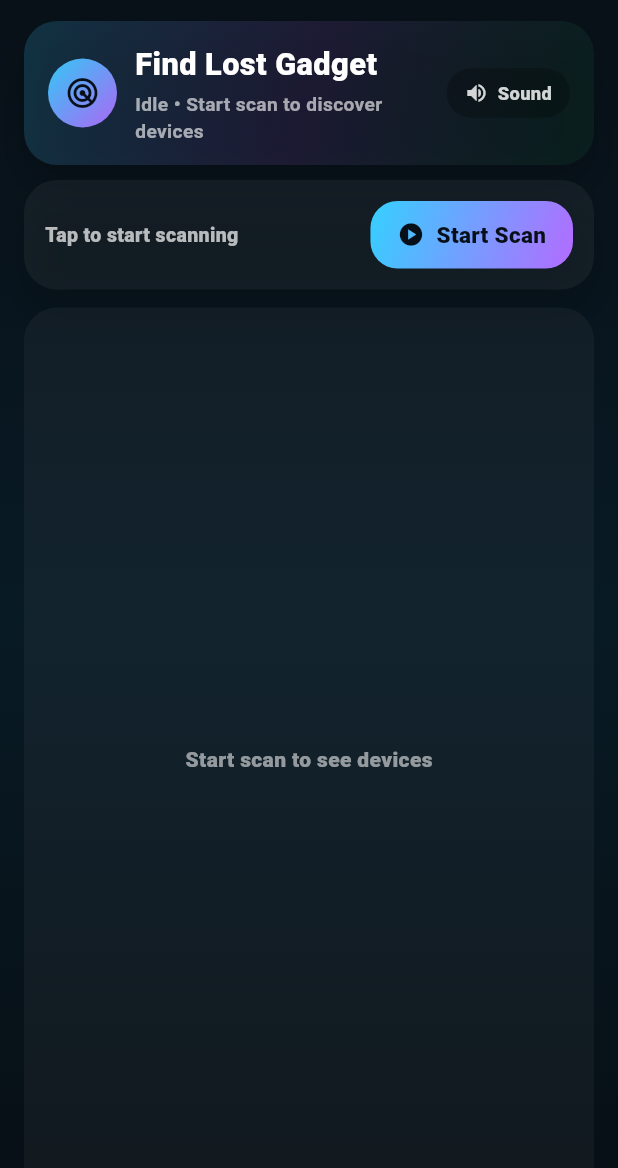
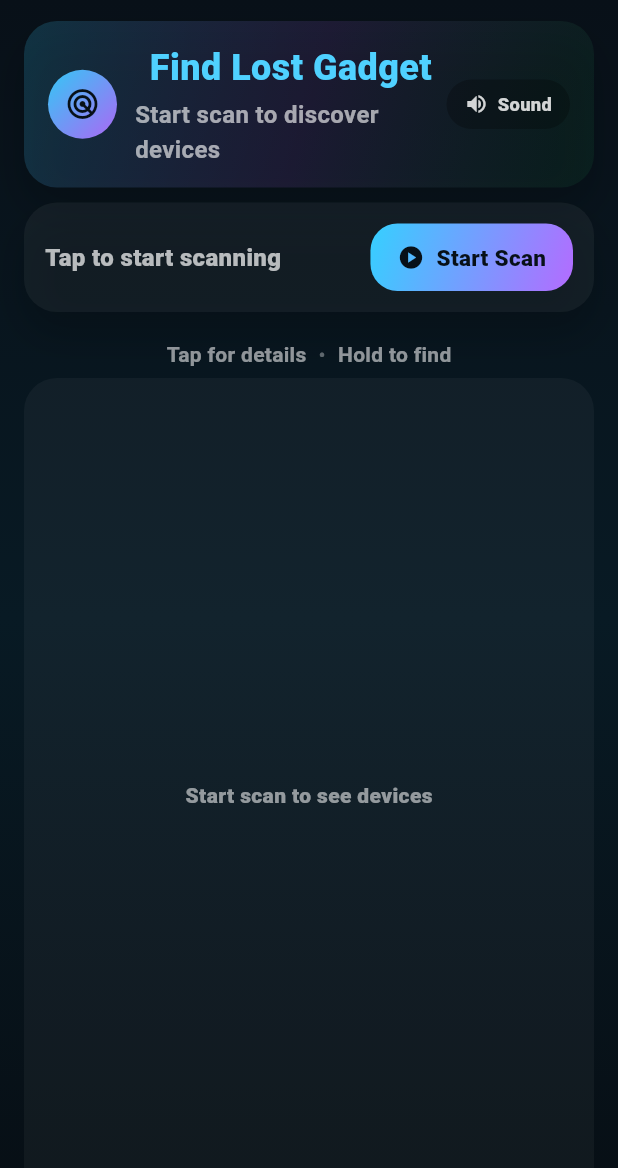
Before and after one commit to akinik456/BluetoothFinder, a Flutter app: the screen it shows after launch, on a phone screen of 412 x 824 dp. Shown: the top 1168 px of the screen. Run offline on Flutter 3.47's test engine with Material 3 defaults, Android fonts, the phone set to English and light mode, and no system bars; our stand-ins replace audioplayers, flutter_blue_plus, permission_handler, shared_preferences.

Commit message:
chore(dev): update DEV_CONTEXT and stabilize device card layout

```diff
--- a/lib/main.dart
+++ b/lib/main.dart
@@ -561,7 +561,44 @@ void didChangeAppLifecycleState(AppLifecycleState state) {
                     onToggle: _toggleScan,
                   ),
                 ),
-
+				const SizedBox(height: 6),
+
+Padding(
+  padding: const EdgeInsets.symmetric(horizontal: 16),
+  child: Row(
+    mainAxisAlignment: MainAxisAlignment.center,
+    children: [
+      Text(
+        "Tap for details",
+        style: TextStyle(
+          fontSize: 14,
+          fontWeight: FontWeight.w600,
+          color: Colors.white.withValues(alpha: 0.55),
+          letterSpacing: 0.2,
+        ),
+      ),
+      const SizedBox(width: 8),
+      Text(
+        "•",
+        style: TextStyle(
+          color: Colors.white.withValues(alpha: 0.35),
+        ),
+      ),
+      const SizedBox(width: 8),
+      Text(
+        "Hold to find",
+        style: TextStyle(
+          fontSize: 14,
+          fontWeight: FontWeight.w600,
+          color: Colors.white.withValues(alpha: 0.55),
+          letterSpacing: 0.2,
+        ),
+      ),
+    ],
+  ),
+),
+
+const SizedBox(height: 6),
                 // Device list
                 Expanded(
                   child: Padding(
@@ -1166,7 +1203,7 @@ class _HeaderPlayful extends StatelessWidget {
   Widget build(BuildContext context) {
     final subtitle = isScanning
         ? "Scanning • $deviceCount device${deviceCount == 1 ? "" : "s"}"
-        : "Idle • Start scan to discover devices";
+        : "Start scan to discover devices";
 
     return Container(
       padding: const EdgeInsets.fromLTRB(16, 14, 16, 14),
@@ -1206,13 +1243,14 @@ class _HeaderPlayful extends StatelessWidget {
           const SizedBox(width: 12),
           Expanded(
             child: Column(
-              crossAxisAlignment: CrossAxisAlignment.start,
+              crossAxisAlignment: CrossAxisAlignment.center,
               children: [
+
                 const Text(
                   "Find Lost Gadget",
                   style: TextStyle(
-                    color: Colors.white,
-                    fontSize: 20.5,
+                    color: const Color(0xFF4FD1FF),
+                    fontSize: 24,
                     fontWeight: FontWeight.w900,
                     letterSpacing: 0.3,
                   ),
@@ -1222,10 +1260,11 @@ class _HeaderPlayful extends StatelessWidget {
                   subtitle,
                   style: TextStyle(
                     color: Colors.white.withValues(alpha: 0.62),
-                    fontSize: 12.8,
+                    fontSize: 16,
                     fontWeight: FontWeight.w700,
                   ),
                 ),
+
               ],
             ),
           ),
@@ -1306,7 +1345,7 @@ class _ScanPanelPlayful extends StatelessWidget {
               isScanning ? "Tap to stop scanning" : "Tap to start scanning",
               style: TextStyle(
                 color: Colors.white.withValues(alpha: 0.70),
-                fontSize: 13,
+                fontSize: 16,
                 fontWeight: FontWeight.w800,
               ),
             ),
@@ -1527,11 +1566,11 @@ class _DeviceCardPlayful extends StatelessWidget {
                   ),
                 ),
 
-                const SizedBox(width: 8),
-
-                Column(
-                  crossAxisAlignment: CrossAxisAlignment.end,
-                  children: [
+                SizedBox(
+  width: 70,
+  child: Column(
+    crossAxisAlignment: CrossAxisAlignment.center,
+    children: [
                     Text(
                       rssi == null ? "—" : "$rssi",
                       style: TextStyle(
@@ -1552,6 +1591,7 @@ class _DeviceCardPlayful extends StatelessWidget {
                     ),
                   ],
                 ),
+				),
               ],
             ),
             const SizedBox(height: 12),
--- a/notlar.txt
+++ b/notlar.txt
@@ -119,3 +119,10 @@ Finder identity preserved.
 
 Let’s proceed carefully.
 ********************
+BluetoothFinder – clean UI polish phase.
+Branch: feature/playful-ui-log-beep
+Base: audio-stable (main_audio_fixed2 lineage)
+Beep is stable and must not break.
+DEV_CONTEXT.md is active.
+Compile-safe, no large rewrites.
+Let’s continue carefully.
```
Also changed, not shown: 1 other file.
